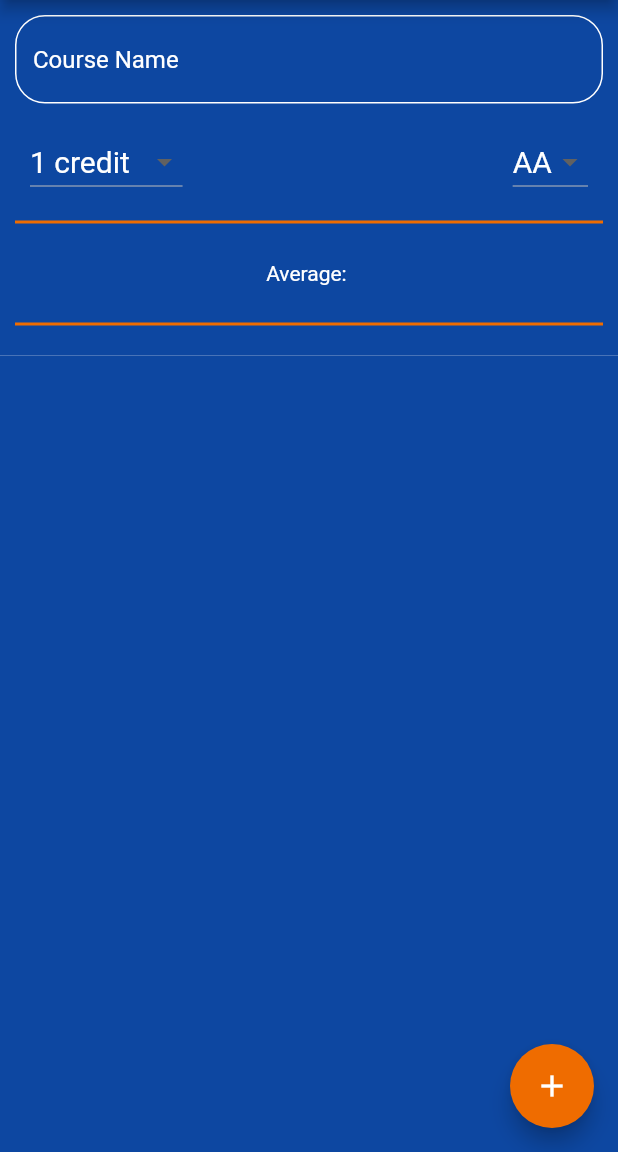
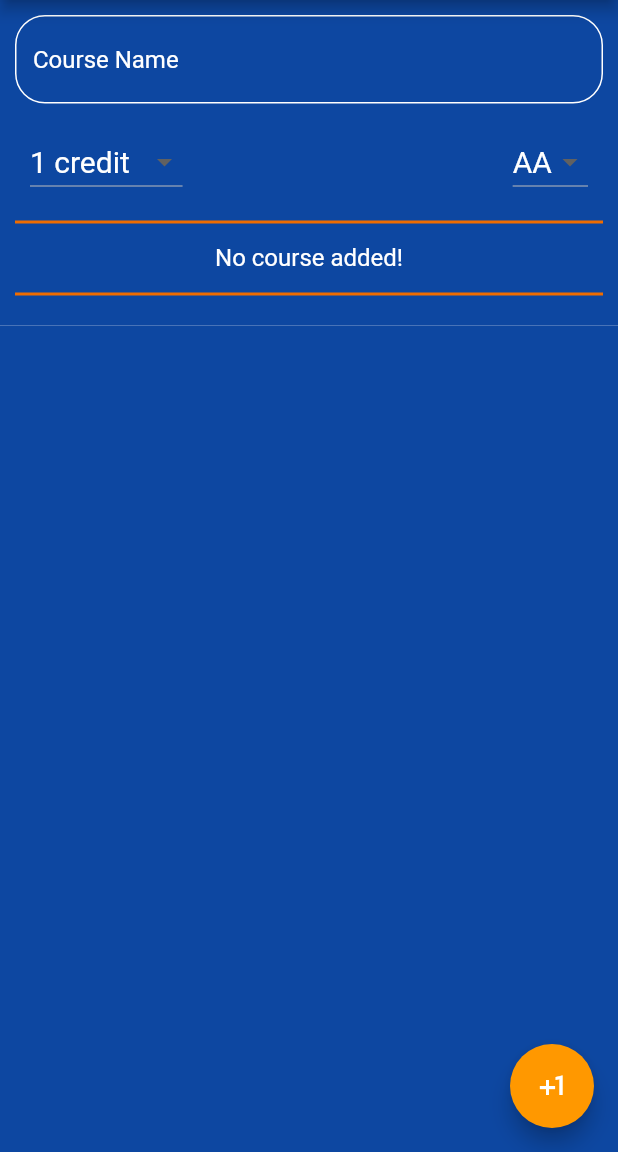
Before and after one commit to AtamerSahin/gpa_calc, a Flutter app: the screen it shows after launch, on a phone screen of 412 x 824 dp, the part 84-1236 px from its top. Run offline on Flutter 3.47's test engine with Material 2 defaults, Android fonts, the light colour scheme and no system bars.

Commit message:
ui updated

```diff
--- a/lib/main.dart
+++ b/lib/main.dart
@@ -1,5 +1,4 @@
 import 'package:flutter/material.dart';
-
 
 void main() => runApp(MyApp());
 
@@ -26,6 +25,8 @@ class _MyHomePageState extends State<MyHomePage> {
   var formKey = GlobalKey<FormState>();
   double average = 0;
   TextEditingController textController;
+  static int counter = 0;
+  var _sKey = GlobalKey<ScaffoldState>();
 
   @override
   void initState() {
@@ -37,14 +38,23 @@ class _MyHomePageState extends State<MyHomePage> {
   @override
   Widget build(BuildContext context) {
     return Scaffold(
+      key: _sKey,
       resizeToAvoidBottomInset: false,
       floatingActionButton: FloatingActionButton(
-        backgroundColor: Colors.orange[800],
-        child: Icon(Icons.add),
+        backgroundColor: Colors.orange,
+        child: Icon(Icons.plus_one),
         onPressed: () {
           if (formKey.currentState.validate()) {
             formKey.currentState.save();
             textController.text = "";
+            _sKey.currentState.showSnackBar(SnackBar(
+                backgroundColor: Colors.orange[800],
+                duration: Duration(seconds: 2),
+                content: Text(
+                  "Course added!",
+                  textAlign: TextAlign.center,
+                  style: TextStyle(fontSize: 16),
+                )));
           }
         },
       ),
@@ -76,7 +86,7 @@ class _MyHomePageState extends State<MyHomePage> {
                         if (value.length > 0) {
                           return null;
                         } else {
-                          return "Course name cannot be blank";
+                          return "Course name cannot be blank!";
                         }
                       },
                       onSaved: (savedValue) {
@@ -84,6 +94,8 @@ class _MyHomePageState extends State<MyHomePage> {
                         setState(() {
                           allCourses.add(
                               Course(_courseName, _courseScore, _courseCredit));
+                          average = 0;
+                          calculateAvg();
                         });
                       },
                       decoration: InputDecoration(
@@ -131,6 +143,7 @@ class _MyHomePageState extends State<MyHomePage> {
                       ],
                     ),
                     Container(
+                        height: 50,
                         decoration: BoxDecoration(
                             border: BorderDirectional(
                                 top: BorderSide(
@@ -139,12 +152,27 @@ class _MyHomePageState extends State<MyHomePage> {
                                     color: Colors.orange[800], width: 2))),
                         margin: EdgeInsets.symmetric(vertical: 10),
                         child: Center(
-                          child: Text(
-                        "Average: ",
-                        style: TextStyle(color: Colors.white),
-                      )),
-                      height: 70,
-                    ),
+                            child: RichText(
+                                textAlign: TextAlign.center,
+                                text: TextSpan(
+                                  children: [
+                                    TextSpan(
+                                        text: allCourses.length == 0
+                                            ? ""
+                                            : "Average: ",
+                                        style: TextStyle(fontSize: 16)),
+                                    TextSpan(
+                                        text: allCourses.length == 0
+                                            ? "No course added!"
+                                            : "${average.toStringAsFixed(2)}",
+                                        style: TextStyle(fontSize: 16)),
+                                  ],
+                                  //       child: Text(
+                                  //     "Average: ",
+                                  //     style: TextStyle(color: Colors.white),
+                                  //   )),
+                                  //   height: 70,
+                                  // ),
 
                                   // Divider(
                                   //   indent: MediaQuery.of(context).size.height / 32,
@@ -152,6 +180,7 @@ class _MyHomePageState extends State<MyHomePage> {
                                   //   color: Colors.white,
                                   //   endIndent: MediaQuery.of(context).size.height / 32,
                                   // ),
+                                )))),
                   ],
                 )),
           ),
@@ -227,13 +256,44 @@ class _MyHomePageState extends State<MyHomePage> {
   }
 
   Widget _createListElements(BuildContext context, int index) {
-    return Card(
+    counter++;
+    print(counter);
+    return Dismissible(
+      key: Key(counter.toString()),
+      onDismissed: (dismiss) {
+        setState(() {
+          allCourses.removeAt(index);
+          print(allCourses.length.toString() + "s");
+          calculateAvg();
+        });
+      },
+      direction: DismissDirection.endToStart,
+      child: Card(
         color: Colors.white,
         shape: RoundedRectangleBorder(borderRadius: BorderRadius.circular(25)),
         child: ListTile(
+            leading: CircleAvatar(
+                backgroundColor: Colors.orange,
+                foregroundColor: Colors.white,
+                child: Icon(Icons.school_outlined)),
             title: Text(allCourses[index].name),
-          subtitle: Text(allCourses[index].credit.toString() + " Credit")),
+            subtitle: Text(allCourses[index].credit.toString() + " ECTS")),
+      ),
     );
+  }
+
+  void calculateAvg() {
+    double allScore = 0;
+    double allCredit = 0;
+
+    for (var currentCourse in allCourses) {
+      var credit = currentCourse.credit;
+      var score = currentCourse.score;
+
+      allScore = allScore + (score * credit);
+      allCredit = allCredit + credit;
+    }
+    average = allScore / allCredit;
   }
 }
 
```
Lines whose indentation alone changed are shown as unchanged.
